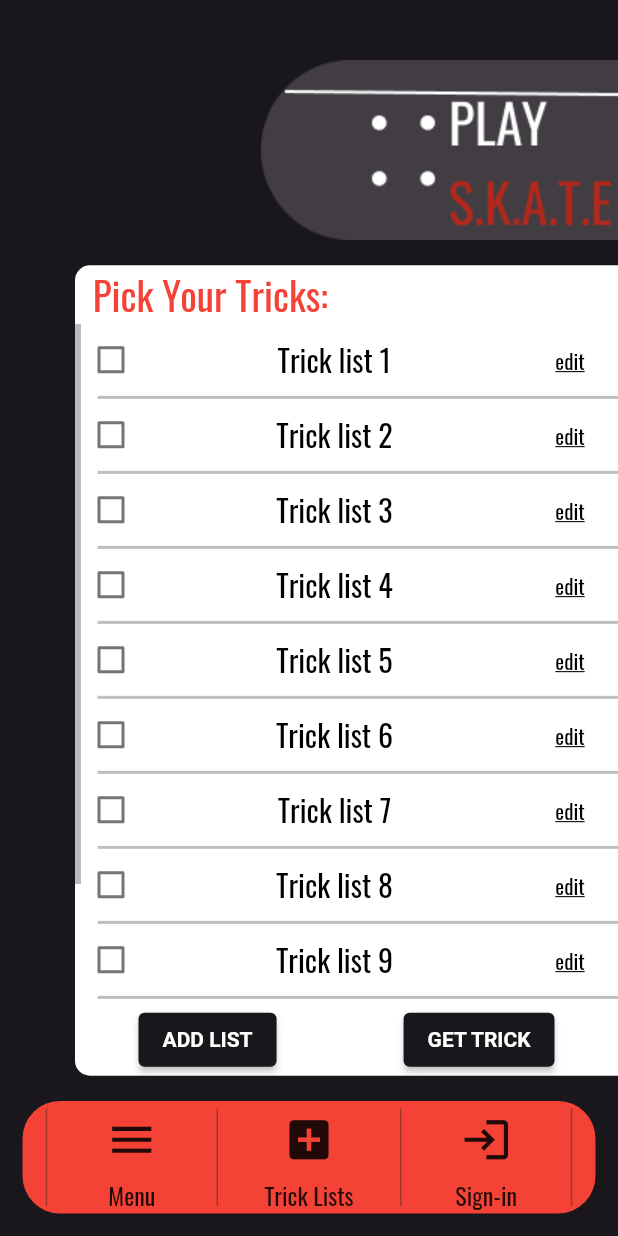
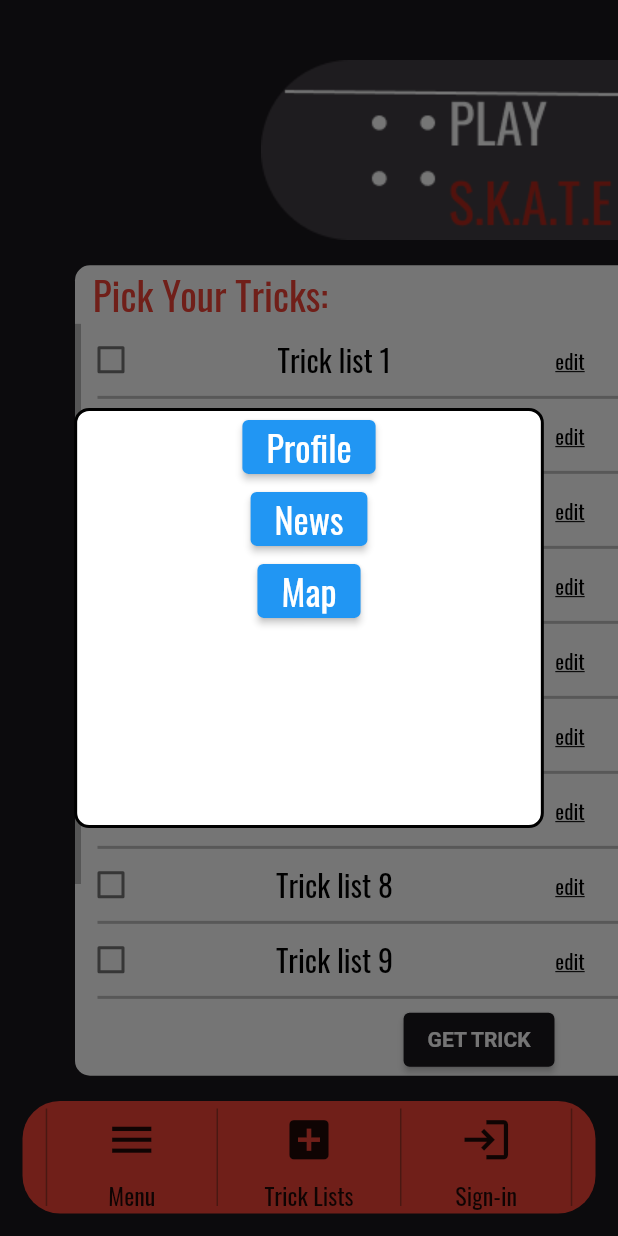
Before and after one commit to FherRodz/Play-Skate, a Flutter app: the HomePage screen opened directly, after a tap on the "menu" icon, on a phone screen of 412 x 824 dp. Run offline on Flutter 3.47's test engine with Material 2 defaults, Android fonts, the phone set to English and light mode, and no system bars.

Commit message:
finished profile ui, still need buttonactions

```diff
--- a/lib/widgets/footer_menu.dart
+++ b/lib/widgets/footer_menu.dart
@@ -1,5 +1,7 @@
 import 'package:flutter/material.dart';
 import 'package:play_skate/pages/signIn_page.dart';
+import 'package:play_skate/widgets/hero_menu_route.dart';
+import 'package:play_skate/widgets/pop_up_menu.dart';
 
 class FooterMenu extends StatefulWidget {
   // const FooterMenu({Key? key}) : super(key: key);
@@ -37,6 +39,12 @@ class _FooterMenuState extends State<FooterMenu> {
     double width = MediaQuery.of(context).size.width;
     double height = MediaQuery.of(context).size.height;
 
+    void _popUpMenu(){
+      Navigator.of(context).push(HeroMenuRoute(builder: (context) {
+        return const PopUpMenu();
+      }));
+    }
+
     return Center(
       child: SizedBox(
         width: width-30,
@@ -60,13 +68,17 @@ class _FooterMenuState extends State<FooterMenu> {
               ),
               Column(
                 children: [
-                  IconButton(
+                  Hero(
+                    tag: 'popUpMenu',
+                    child: IconButton(
                         onPressed: (){
                           print('CLICKED! menu footer icon');
+                          _popUpMenu();
                         },
                         icon: Icon(Icons.menu),
                       tooltip: 'Open App Menu',
                       iconSize: 35,
+                    ),
                   ),
                   const Text('Menu',
                     style: TextStyle(
--- /dev/null
+++ b/lib/widgets/hero_menu_route.dart
@@ -0,0 +1,40 @@
+import 'package:flutter/material.dart';
+
+class HeroMenuRoute<T> extends PageRoute<T>{
+  final WidgetBuilder _builder;
+
+  HeroMenuRoute({required WidgetBuilder builder,
+    RouteSettings? settings,
+    bool fullscreenDialogue = false,
+  }) : _builder = builder,
+        super(settings: settings, fullscreenDialog: fullscreenDialogue);
+
+  @override
+  bool get opaque => false;
+
+  @override
+  bool get barrierDismissible => true;
+
+  @override
+  Color? get barrierColor => Colors.black54;
+
+  @override
+  String? get barrierLabel => 'Pop up menu';
+
+  @override
+  bool get maintainState => true;
+
+  @override
+  Duration get transitionDuration => const Duration(microseconds: 300);
+
+  @override
+  Widget buildTransition(BuildContext context, Animation<double> animation, Animation<double> secondaryAnimation, Widget child){
+    return child;
+  }
+
+  @override
+  Widget buildPage(BuildContext context, Animation<double> animation, Animation<double> secondaryAnimation) {
+    return _builder(context);
+  }
+
+}
--- /dev/null
+++ b/lib/widgets/pop_up_menu.dart
@@ -0,0 +1,75 @@
+import 'package:flutter/material.dart';
+import 'package:play_skate/pages/profile_page.dart';
+
+class PopUpMenu extends StatefulWidget {
+  const PopUpMenu({Key? key}) : super(key: key);
+
+  @override
+  State<PopUpMenu> createState() => _PopUpMenuState();
+}
+
+class _PopUpMenuState extends State<PopUpMenu> {
+
+  @override
+  Widget build(BuildContext context) {
+    double width = MediaQuery.of(context).size.width;
+    double height = MediaQuery.of(context).size.height;
+
+    return Hero(
+        tag: 'addListForm',
+        child: Padding(
+          padding: EdgeInsets.fromLTRB(width*.12,height*.33,width*.12,height*.33),
+          child: SizedBox(
+            height: 100,
+            width: 100,
+            child: Container(
+              decoration: BoxDecoration(
+                  color: Colors.white,
+                  borderRadius: BorderRadius.circular(10),
+                  border: Border.all(
+                      width: 2
+                  )
+              ),
+              child: Column(
+                children: [
+                  ElevatedButton(
+                      onPressed: (){
+                        Navigator.push(context, MaterialPageRoute(builder: (context) => ProfilePage()));
+                      },
+                      child: const Text('Profile',
+                        style: TextStyle(
+                          fontFamily: 'Oswald',
+                          fontSize: 24
+                        ),
+                      ),
+                  ),
+                  ElevatedButton(
+                      onPressed: (){
+                        print('news button');
+                      },
+                      child: const Text('News',
+                        style: TextStyle(
+                          fontFamily: 'Oswald',
+                          fontSize: 24
+                        ),
+                      ),
+                  ),
+                  ElevatedButton(
+                      onPressed: (){
+                        print('Map button');
+                      },
+                      child: const Text('Map',
+                        style: TextStyle(
+                          fontFamily: 'Oswald',
+                          fontSize: 24
+                        ),
+                      )
+                  ),
+                ],
+              ),
+            ),
+          ),
+        )
+    );
+  }
+}
```
Also changed, not shown: lib/pages/profile_page.dart (added, +120 -0 lines), lib/widgets/profile_button.dart (added, +38 -0 lines), lib/widgets/profile_card.dart (added, +56 -0 lines), lib/widgets/profile_image.dart (added, +26 -0 lines), img/stock_profile.jpeg (added), 17 other files. Lines whose indentation alone changed are shown as unchanged.
